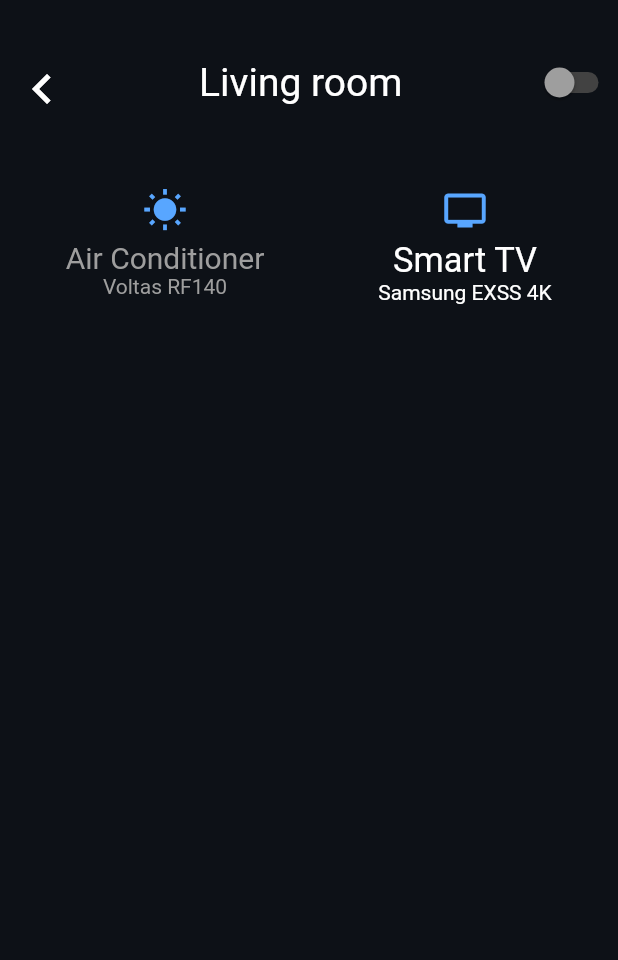
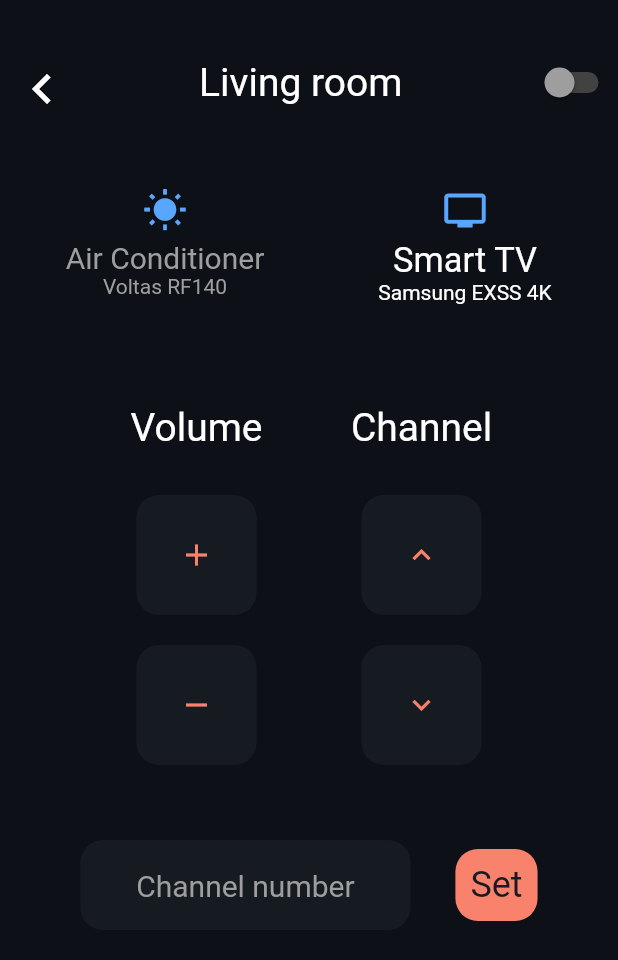
Before and after one commit to Ringlex/SmartHome, a Flutter app: the screen it shows after launch, after a tap on "Smart TV", on a phone screen of 412 x 824 dp. Shown: the top 960 px of the screen. Run offline on Flutter 3.47's test engine with Material 2 defaults, Android fonts, the phone set to English and light mode, and no system bars.

Commit message:
Preparing properties for Smart tv

```diff
--- a/lib/features/home/presentation/widgets/smart_tv.dart
+++ b/lib/features/home/presentation/widgets/smart_tv.dart
@@ -8,8 +8,184 @@ class SmartTv extends StatefulWidget {
 class _SmartTvState extends State<SmartTv> {
   @override
   Widget build(BuildContext context) {
-    return Container(
-
+    return Column(
+      crossAxisAlignment: CrossAxisAlignment.center,
+      children: [
+        SizedBox(
+          height: 20,
+        ),
+        Row(
+          mainAxisAlignment: MainAxisAlignment.center,
+          children: [
+            Volume(),
+            SizedBox(width: 50),
+            Channel(),
+          ],
+        ),
+        SizedBox(
+          height: 40,
+        ),
+        WriteChannel(),
+      ],
     );
   }
 }
+
+class Volume extends StatelessWidget {
+  @override
+  Widget build(BuildContext context) {
+    return Column(children: [
+      Text(
+        'Volume',
+        style: TextStyle(color: Colors.white, fontSize: 26),
+      ),
+      SizedBox(
+        height: 20,
+      ),
+      functionalButton(
+          10,
+          10,
+          10,
+          10,
+          80,
+          80,
+          Icon(
+            Icons.add,
+            color: Color(0xFFF9826C),
+          ),
+          () {}),
+      functionalButton(
+          10,
+          10,
+          10,
+          10,
+          80,
+          80,
+          Icon(
+            Icons.remove,
+            color: Color(0xFFF9826C),
+          ),
+          () {}),
+    ]);
+  }
+}
+
+Widget functionalButton(
+  double top,
+  double left,
+  double bottom,
+  double right,
+  double width,
+  double height,
+  Icon icon,
+  Function onTap,
+) {
+  return Padding(
+    padding:
+        EdgeInsets.only(left: left, top: top, bottom: bottom, right: right),
+    child: GestureDetector(
+      onTap: onTap,
+      child: Container(
+        child: icon,
+        width: width,
+        height: height,
+        decoration: BoxDecoration(
+          color: Color(0xFF161B22),
+          borderRadius: BorderRadius.circular(15),
+        ),
+      ),
+    ),
+  );
+}
+
+class Channel extends StatelessWidget {
+  @override
+  Widget build(BuildContext context) {
+    return Column(children: [
+      Text(
+        'Channel',
+        style: TextStyle(color: Colors.white, fontSize: 26),
+      ),
+      SizedBox(
+        height: 20,
+      ),
+      functionalButton(
+          10,
+          10,
+          10,
+          10,
+          80,
+          80,
+          Icon(
+            Icons.keyboard_arrow_up,
+            color: Color(0xFFF9826C),
+          ),
+          () {}),
+      functionalButton(
+          10,
+          10,
+          10,
+          10,
+          80,
+          80,
+          Icon(
+            Icons.keyboard_arrow_down,
+            color: Color(0xFFF9826C),
+          ),
+          () {}),
+    ]);
+  }
+}
+
+class WriteChannel extends StatelessWidget {
+  @override
+  Widget build(BuildContext context) {
+    final writeController = TextEditingController();
+    return Row(
+      mainAxisAlignment: MainAxisAlignment.center,
+      children: [
+        Container(
+          padding: EdgeInsets.only(bottom: 3),
+          decoration: BoxDecoration(
+            color: Color(0xFF161B22),
+            borderRadius: BorderRadius.circular(15),
+          ),
+          height: 60,
+          width: 220,
+          child: Center(
+            child: TextFormField(
+              showCursor: false,
+              textAlign: TextAlign.center,
+              style: TextStyle(color: Colors.white, fontSize: 26),
+              controller: writeController,
+              decoration: InputDecoration(
+              border: InputBorder.none,
+                hintText: 'Channel number',
+                //labelText: 'Channel number',
+                hintStyle: TextStyle(color: Colors.grey, fontSize: 20),
+              ),
+              keyboardType: TextInputType.number,
+            ),
+          ),
+        ),
+        SizedBox(
+          width: 30,
+        ),
+        Container(
+           padding: EdgeInsets.all(10),
+          decoration: BoxDecoration(
+            color: Color(0xFFF9826C),
+            borderRadius: BorderRadius.circular(15),
+          ),
+          child: Text(
+            'Set',
+            style: TextStyle(
+              color: Color(0xFF161B22),
+              fontSize: 24,
+            ),
+          ),
+        )
+      ],
+    );
+  }
+}
```
